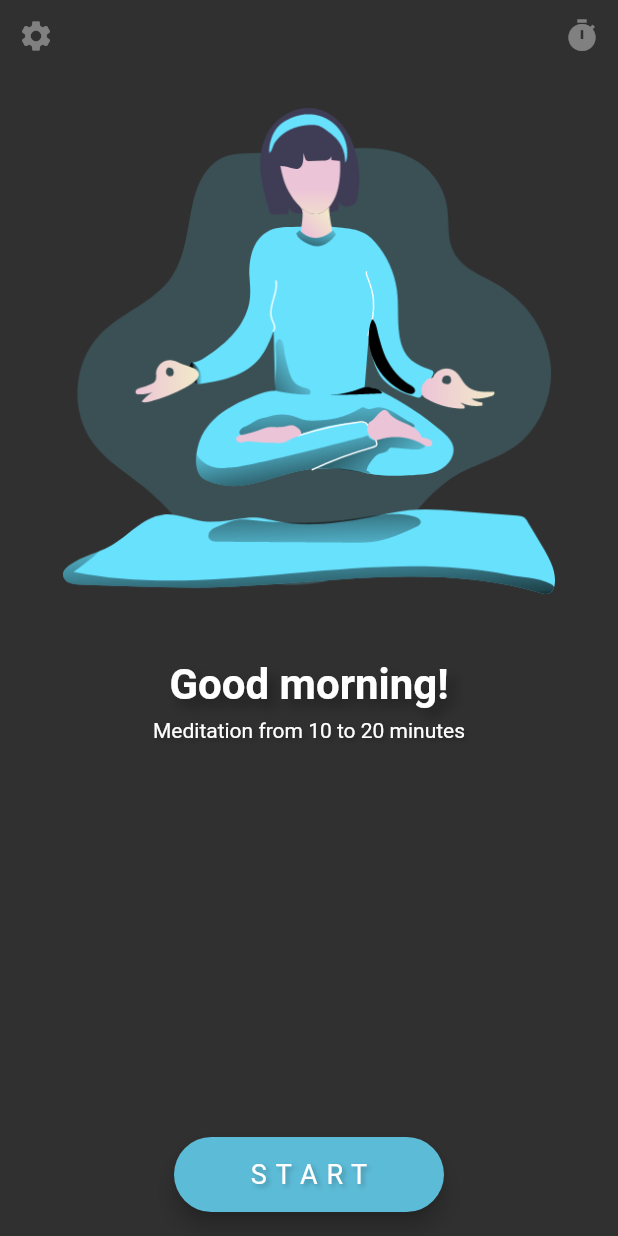
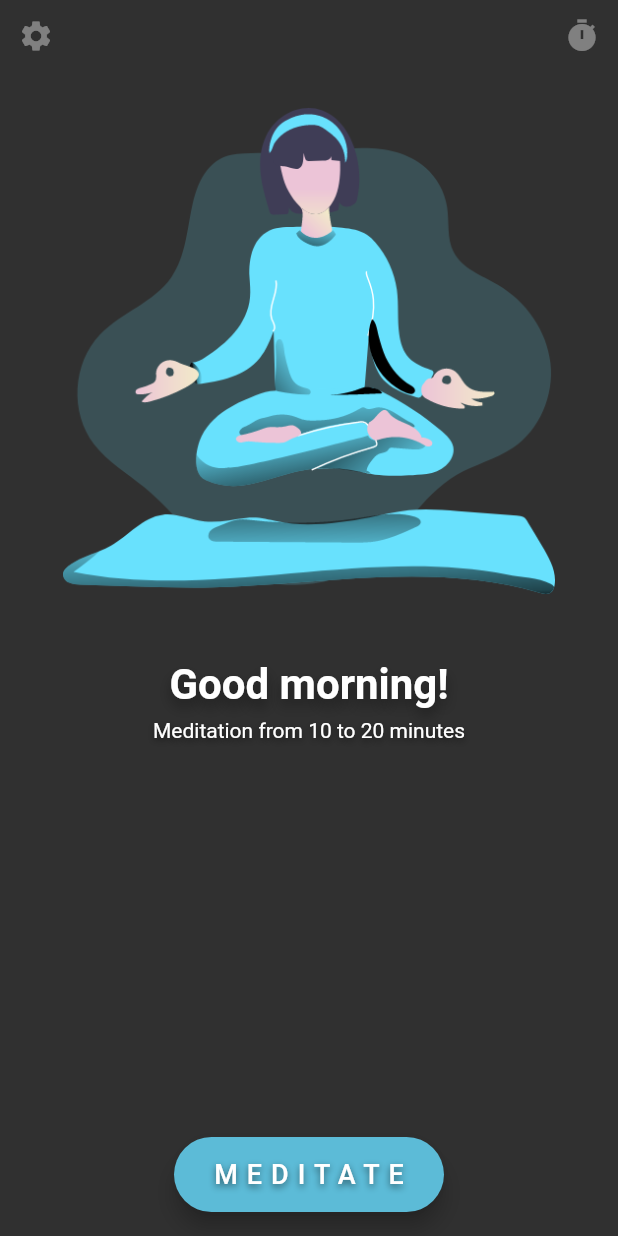
Before and after one commit to Steellow/zen, a Flutter app: the screen it shows after launch, on a phone screen of 412 x 824 dp. Run offline on Flutter 3.47's test engine with Material 2 defaults, Android fonts, the phone set to English and light mode, and no system bars; our stand-ins replace circular_countdown_timer.

Commit message:
Small visual improvements

```diff
--- a/lib/screens/home_screen.dart
+++ b/lib/screens/home_screen.dart
@@ -43,9 +43,6 @@ class HomeScreen extends StatelessWidget {
             ),
             const Text(
               "Meditation from 10 to 20 minutes", // TODO: Dynamic text
-              style: TextStyle(
-                shadows: [Styles.smallTextShadow],
-              ),
             ),
           ],
         ),
@@ -59,7 +56,7 @@ class HomeScreen extends StatelessWidget {
             width: 180,
             child: Center(
               child: Text(
-                "START",
+                "MEDITATE", // TODO: 69 streak = "LEVITATE"
                 style: Styles.floatingButtonTextStyle,
               ),
             ),
--- a/lib/util/styles.dart
+++ b/lib/util/styles.dart
@@ -7,8 +7,13 @@ abstract class Styles {
     shadows: [bigTextShadow],
   );
 
+  static const TextStyle basicText = TextStyle(
+    shadows: [smallTextShadow],
+  );
+
   static const TextStyle floatingButtonTextStyle = TextStyle(
     color: Colors.white,
+    fontWeight: FontWeight.w500,
     fontSize: 18,
     letterSpacing: 6,
     shadows: [smallTextShadow],
@@ -16,21 +21,20 @@ abstract class Styles {
 
   static const Shadow bigTextShadow = Shadow(
     blurRadius: 10,
-    offset: Offset(5, 5),
+    offset: Offset(0, 5),
     color: Colors.black38,
   );
 
   static const Shadow smallTextShadow = Shadow(
-    blurRadius: 4,
-    offset: Offset(2, 2),
-    color: Colors.black26,
+    blurRadius: 6,
+    offset: Offset(0, 2),
+    color: Colors.black54,
   );
 
   static ThemeData myThemeData = ThemeData(
     brightness: Brightness.dark,
-    floatingActionButtonTheme: const FloatingActionButtonThemeData(
-      backgroundColor: buttonColor,
-      // extendedTextStyle doesn't work for some reason. Check floatingButtonTextStyle
+    textTheme: const TextTheme(
+      bodyText2: basicText,
     ),
   );
 
```
Also changed, not shown: lib/screens/in_progress_screen.dart (+13 -2 lines), 1 other file.
